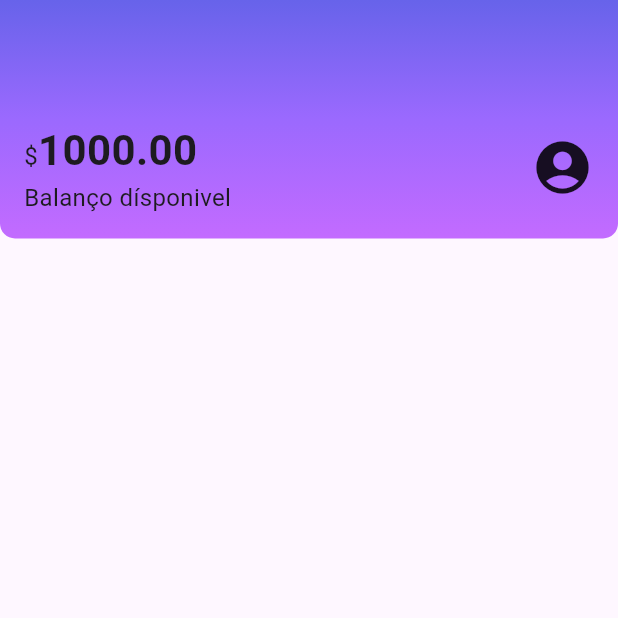
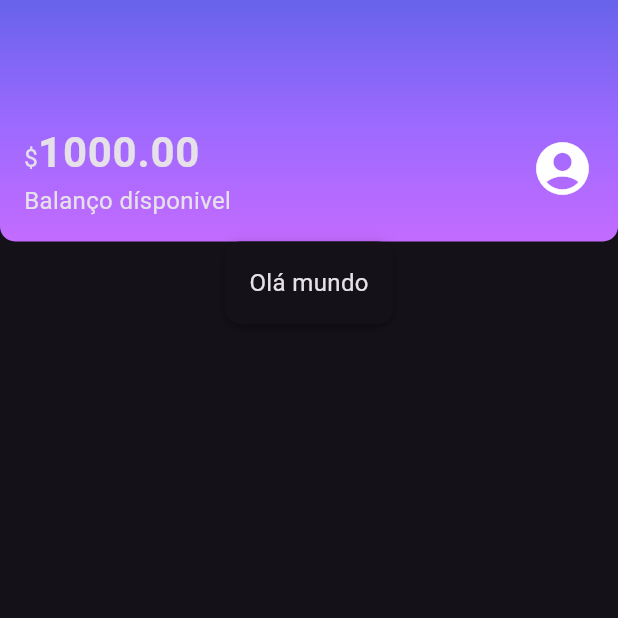
Before and after one commit to andr-marc/alura-flutter-layouts, a Flutter app: the screen it shows after launch, on a phone screen of 412 x 824 dp, the top half of it. Run offline on Flutter 3.47's test engine with Material 3 defaults, Android fonts, the phone set to English and light mode, and no system bars.

Commit message:
+ boxCard + theme

```diff
--- /dev/null
+++ b/lib/components/box_card.dart
@@ -0,0 +1,20 @@
+import 'package:flutter/material.dart';
+
+class BoxCard extends StatelessWidget {
+  final Widget boxContent;
+
+  const BoxCard({super.key, required this.boxContent});
+
+  @override
+  Widget build(BuildContext context) {
+    return Container(
+      padding: const EdgeInsets.all(16),
+      decoration: BoxDecoration(
+        boxShadow: kElevationToShadow[3],
+        borderRadius: BorderRadius.circular(10),
+        color: Theme.of(context).cardColor,
+      ),
+      child: boxContent,
+    );
+  }
+}
--- a/lib/components/sections/header.dart
+++ b/lib/components/sections/header.dart
@@ -1,3 +1,5 @@
+import 'package:alubank/themes/my_theme.dart';
+import 'package:alubank/themes/theme_colors.dart';
 import 'package:flutter/material.dart';
 
 class Header extends StatelessWidget {
@@ -10,16 +12,12 @@ class Header extends StatelessWidget {
         gradient: LinearGradient(
           begin: Alignment.topCenter,
           end: Alignment.bottomCenter,
-          colors: [
-            Color.fromRGBO(103, 99, 234, 1),
-            Color.fromRGBO(155, 105, 254, 1),
-            Color.fromRGBO(195, 107, 255, 1),
-          ],
+          colors: ThemeColors.headerGradient,
         ),
         borderRadius: BorderRadius.vertical(bottom: Radius.circular(10)),
       ),
-      child: const Padding(
-        padding: EdgeInsets.fromLTRB(16, 80, 16, 16),
+      child: Padding(
+        padding: const EdgeInsets.fromLTRB(16, 80, 16, 16),
         child: Row(
           mainAxisAlignment: MainAxisAlignment.spaceBetween,
           children: [
@@ -29,27 +27,19 @@ class Header extends StatelessWidget {
                 Text.rich(
                   TextSpan(
                     text: '\$',
-                    style: TextStyle(fontSize: 16),
                     children: [
                       TextSpan(
-                        text: '1000.00',
-                        style: TextStyle(
-                          fontSize: 28,
-                          fontWeight: FontWeight.bold,
-                        ),
-                      ),
+                          text: '1000.00',
+                          style: Theme.of(context).textTheme.bodyLarge),
                     ],
                   ),
                 ),
-                Text(
+                const Text(
                   'Balanço dísponivel',
-                  style: TextStyle(
-                    fontSize: 16,
-                  ),
                 ),
               ],
             ),
-            Icon(Icons.account_circle, size: 42),
+            const Icon(Icons.account_circle, size: 42),
           ],
         ),
       ),
--- a/lib/main.dart
+++ b/lib/main.dart
@@ -1,4 +1,5 @@
 import 'package:alubank/screens/home.dart';
+import 'package:alubank/themes/my_theme.dart';
 import 'package:flutter/material.dart';
 
 void main() {
@@ -12,6 +13,7 @@ class Alubank extends StatelessWidget {
   Widget build(BuildContext context) {
     return MaterialApp(
       title: "Alubank",
+      theme: myTheme,
       home: Home(),
     );
   }
--- a/lib/screens/home.dart
+++ b/lib/screens/home.dart
@@ -1,3 +1,4 @@
+import 'package:alubank/components/box_card.dart';
 import 'package:alubank/components/sections/header.dart';
 import 'package:flutter/material.dart';
 
@@ -10,6 +11,11 @@ class Home extends StatelessWidget {
       body: Column(
         children: [
           Header(),
+          BoxCard(
+            boxContent: Text(
+              'Olá mundo',
+            ),
+          ),
         ],
       ),
     );
--- /dev/null
+++ b/lib/themes/my_theme.dart
@@ -0,0 +1,16 @@
+import 'package:alubank/themes/theme_colors.dart';
+import 'package:flutter/material.dart';
+
+ThemeData myTheme = ThemeData(
+    primarySwatch: ThemeColors.primaryColor,
+    primaryColor: ThemeColors.primaryColor,
+    brightness: Brightness.dark,
+    textTheme: const TextTheme(
+      bodyMedium: TextStyle(
+        fontSize: 16,
+      ),
+      bodyLarge: TextStyle(
+        fontSize: 28,
+        fontWeight: FontWeight.bold,
+      ),
+    ));
--- /dev/null
+++ b/lib/themes/theme_colors.dart
@@ -0,0 +1,10 @@
+import 'package:flutter/material.dart';
+
+class ThemeColors {
+  static const MaterialColor primaryColor = Colors.purple;
+  static const List<Color> headerGradient = [
+    Color.fromRGBO(103, 99, 234, 1),
+    Color.fromRGBO(155, 105, 254, 1),
+    Color.fromRGBO(195, 107, 255, 1),
+  ];
+}
```
